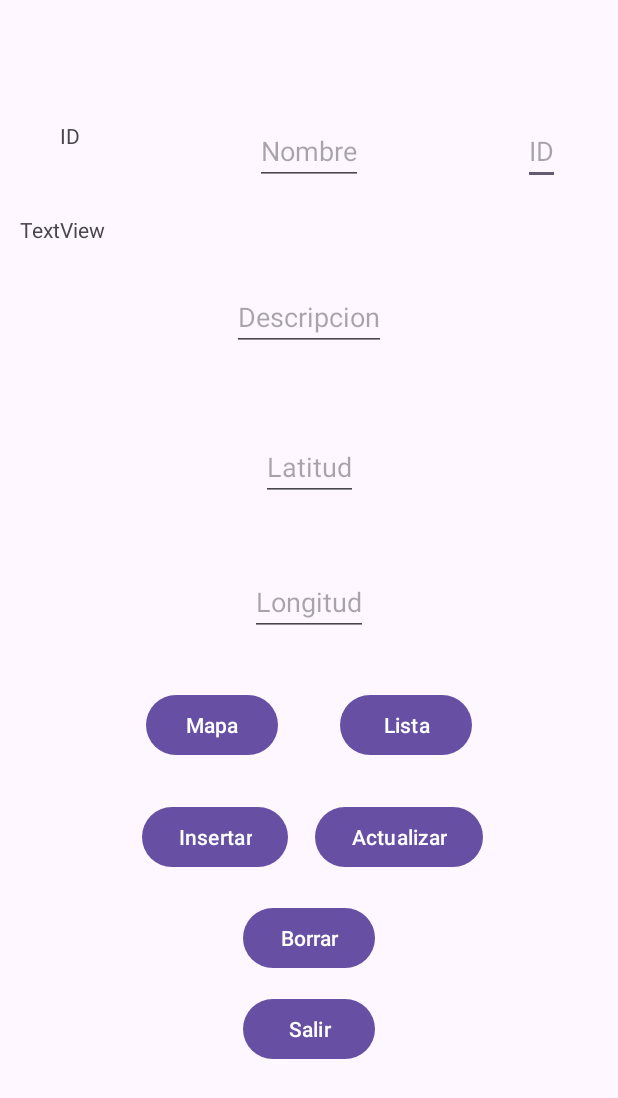
After one commit to idGarciat/PruebasMovil, an Android app: the layout activity_bdview.xml on its own in the app's theme, with its tools: preview values and no code run, on a phone screen of 412 x 824 dp. The commit adds this screen. Shown: the top 1098 px of the screen. Run offline under Robolectric (Android 15) with nearby library versions, the phone set to English and light mode, and no system bars.

Commit message:
Base de datos

```diff
--- a/app/src/main/AndroidManifest.xml
+++ b/app/src/main/AndroidManifest.xml
@@ -11,6 +11,9 @@
         android:roundIcon="@mipmap/ic_launcher_round"
         android:supportsRtl="true"
         android:theme="@style/Theme.Pruebas1">
+        <activity
+            android:name=".BDViewActivity"
+            android:exported="false" />
         <activity
             android:name=".DesarrolloActivity"
             android:exported="false" />
--- a/app/src/main/java/com/example/pruebas1/MainActivity.kt
+++ b/app/src/main/java/com/example/pruebas1/MainActivity.kt
@@ -9,6 +9,11 @@ import androidx.core.view.ViewCompat
 import androidx.core.view.WindowInsetsCompat
 
 class MainActivity : AppCompatActivity() {
+
+
+
+
+
     override fun onCreate(savedInstanceState: Bundle?) {
         super.onCreate(savedInstanceState)
         enableEdgeToEdge()
@@ -39,7 +44,7 @@ class MainActivity : AppCompatActivity() {
             startActivity(intent)
         }
         buttonbasedatos.setOnClickListener {
-            val intent = Intent(this, BaseDatosActivity::class.java)
+            val intent = Intent(this, BDViewActivity::class.java)
             startActivity(intent)
         }
         buttongraficos.setOnClickListener {
--- /dev/null
+++ b/app/src/main/res/layout/activity_bdview.xml
@@ -0,0 +1,173 @@
+<?xml version="1.0" encoding="utf-8"?>
+<androidx.constraintlayout.widget.ConstraintLayout xmlns:android="http://schemas.android.com/apk/res/android"
+    xmlns:app="http://schemas.android.com/apk/res-auto"
+    xmlns:tools="http://schemas.android.com/tools"
+    android:id="@+id/main"
+    android:layout_width="match_parent"
+    android:layout_height="match_parent"
+    tools:context=".BDViewActivity">
+
+
+    <EditText
+        android:id="@+id/editID"
+        android:layout_width="wrap_content"
+        android:layout_height="wrap_content"
+        android:hint="ID"
+        app:layout_constraintBottom_toBottomOf="parent"
+        app:layout_constraintEnd_toEndOf="parent"
+        app:layout_constraintHorizontal_bias="0.9"
+        app:layout_constraintStart_toStartOf="parent"
+        app:layout_constraintTop_toTopOf="parent"
+        app:layout_constraintVertical_bias="0.1" />
+
+    <EditText
+        android:id="@+id/EditNombre"
+        android:layout_width="wrap_content"
+        android:layout_height="wrap_content"
+        android:hint="Nombre"
+        app:layout_constraintBottom_toBottomOf="parent"
+        app:layout_constraintEnd_toEndOf="parent"
+        app:layout_constraintHorizontal_bias="0.5"
+        app:layout_constraintStart_toStartOf="parent"
+        app:layout_constraintTop_toTopOf="parent"
+        app:layout_constraintVertical_bias="0.1" />
+
+    <EditText
+        android:id="@+id/editDescripcion"
+        android:layout_width="wrap_content"
+        android:layout_height="wrap_content"
+        android:hint="Descripcion"
+        app:layout_constraintBottom_toBottomOf="parent"
+        app:layout_constraintEnd_toEndOf="parent"
+        app:layout_constraintHorizontal_bias="0.5"
+        app:layout_constraintStart_toStartOf="parent"
+        app:layout_constraintTop_toBottomOf="@+id/EditNombre"
+        app:layout_constraintVertical_bias="0.1" />
+
+    <EditText
+        android:id="@+id/editLatitud"
+        android:layout_width="wrap_content"
+        android:layout_height="wrap_content"
+        android:hint="Latitud"
+        app:layout_constraintBottom_toBottomOf="parent"
+        app:layout_constraintEnd_toEndOf="parent"
+        app:layout_constraintHorizontal_bias="0.5"
+        app:layout_constraintStart_toStartOf="parent"
+        app:layout_constraintTop_toBottomOf="@+id/editDescripcion"
+        app:layout_constraintVertical_bias="0.1" />
+
+    <EditText
+        android:id="@+id/editLongitud"
+        android:layout_width="wrap_content"
+        android:layout_height="wrap_content"
+        android:hint="Longitud"
+        app:layout_constraintBottom_toBottomOf="parent"
+        app:layout_constraintEnd_toEndOf="parent"
+        app:layout_constraintHorizontal_bias="0.5"
+        app:layout_constraintStart_toStartOf="parent"
+        app:layout_constraintTop_toBottomOf="@+id/editLatitud"
+        app:layout_constraintVertical_bias="0.1" />
+
+    <Button
+        android:id="@+id/VerMap"
+        android:layout_width="wrap_content"
+        android:layout_height="wrap_content"
+        android:text="Mapa"
+        app:layout_constraintBottom_toBottomOf="parent"
+        app:layout_constraintEnd_toEndOf="parent"
+        app:layout_constraintHorizontal_bias="0.3"
+        app:layout_constraintStart_toStartOf="parent"
+        app:layout_constraintTop_toBottomOf="@+id/editLongitud"
+        app:layout_constraintVertical_bias="0.1" />
+
+    <Button
+        android:id="@+id/Verlista"
+        android:layout_width="wrap_content"
+        android:layout_height="wrap_content"
+        android:text="Lista"
+        app:layout_constraintBottom_toBottomOf="parent"
+        app:layout_constraintEnd_toEndOf="parent"
+        app:layout_constraintHorizontal_bias="0.7"
+        app:layout_constraintStart_toStartOf="parent"
+        app:layout_constraintTop_toBottomOf="@+id/editLongitud"
+        app:layout_constraintVertical_bias="0.1" />
+
+    <Button
+        android:id="@+id/btnInsertar"
+        android:layout_width="wrap_content"
+        android:layout_height="wrap_content"
+        android:text="Insertar"
+        app:layout_constraintBottom_toBottomOf="parent"
+        app:layout_constraintEnd_toEndOf="parent"
+        app:layout_constraintHorizontal_bias="0.3"
+        app:layout_constraintStart_toStartOf="parent"
+        app:layout_constraintTop_toBottomOf="@+id/VerMap"
+        app:layout_constraintVertical_bias="0.1" />
+
+    <Button
+        android:id="@+id/btnActualizar"
+        android:layout_width="wrap_content"
+        android:layout_height="wrap_content"
+        android:text="Actualizar"
+        app:layout_constraintBottom_toBottomOf="parent"
+        app:layout_constraintEnd_toEndOf="parent"
+        app:layout_constraintHorizontal_bias="0.7"
+        app:layout_constraintStart_toStartOf="parent"
+        app:layout_constraintTop_toBottomOf="@+id/Verlista"
+        app:layout_constraintVertical_bias="0.1" />
+
+    <Button
+        android:id="@+id/btnBorrar"
+        android:layout_width="wrap_content"
+        android:layout_height="wrap_content"
+        android:text="Borrar"
+        app:layout_constraintBottom_toBottomOf="parent"
+        app:layout_constraintEnd_toEndOf="parent"
+        app:layout_constraintHorizontal_bias="0.5"
+        app:layout_constraintStart_toStartOf="parent"
+        app:layout_constraintTop_toBottomOf="@+id/btnInsertar"
+        app:layout_constraintVertical_bias="0.1" />
+
+    <Button
+        android:id="@+id/btnSalir"
+        android:layout_width="wrap_content"
+        android:layout_height="wrap_content"
+        android:text="Salir"
+        app:layout_constraintBottom_toBottomOf="parent"
+        app:layout_constraintEnd_toEndOf="parent"
+        app:layout_constraintHorizontal_bias="0.5"
+        app:layout_constraintStart_toStartOf="parent"
+        app:layout_constraintTop_toBottomOf="@+id/btnBorrar"
+        app:layout_constraintVertical_bias="0.1" />
+
+    <TextView
+        android:id="@+id/textID"
+        android:layout_width="wrap_content"
+        android:layout_height="wrap_content"
+        android:text="ID"
+        app:layout_constraintBottom_toBottomOf="parent"
+        app:layout_constraintEnd_toEndOf="parent"
+        app:layout_constraintHorizontal_bias="0.1"
+        app:layout_constraintStart_toStartOf="parent"
+        app:layout_constraintTop_toTopOf="parent"
+        app:layout_constraintVertical_bias="0.1" />
+
+    <ScrollView
+        android:layout_width="150dp"
+        android:layout_height="150dp"
+        app:layout_constraintBottom_toBottomOf="parent"
+        app:layout_constraintEnd_toEndOf="parent"
+        app:layout_constraintHorizontal_bias="0.05"
+        app:layout_constraintStart_toStartOf="parent"
+        app:layout_constraintTop_toBottomOf="@+id/textID"
+        app:layout_constraintVertical_bias="0.075">
+
+        <TextView
+            android:id="@+id/textViewBD"
+            android:layout_width="wrap_content"
+            android:layout_height="wrap_content"
+            android:text="TextView" />
+    </ScrollView>
+
+
+</androidx.constraintlayout.widget.ConstraintLayout>
```
